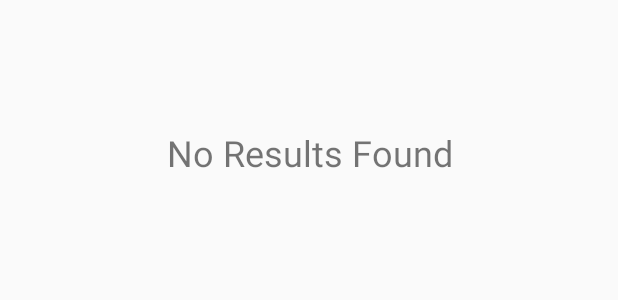
After one commit to Shivamdhuria/BloodBank1, an Android app: the layout empty_list_item.xml on its own in the app's theme, with its tools: preview values and no code run, on a phone screen of 412 x 824 dp. The commit adds this screen. Shown: the top 300 px of the screen. Run offline under Robolectric (Android 15) with nearby library versions, the phone set to English and light mode, and no system bars.

Commit message:
Fixed Empty TextView

```diff
--- a/app/src/main/java/elixer/com/bloodbank/App.java
+++ b/app/src/main/java/elixer/com/bloodbank/App.java
@@ -3,6 +3,7 @@ package elixer.com.bloodbank;
 import android.app.Application;
 import android.content.Context;
 
+import com.google.firebase.database.FirebaseDatabase;
 import com.squareup.leakcanary.LeakCanary;
 import com.squareup.leakcanary.RefWatcher;
 
@@ -19,6 +20,7 @@ public class App extends Application {
     @Override
     public void onCreate() {
         super.onCreate();
+        FirebaseDatabase.getInstance().setPersistenceEnabled(true);
         refWatcher = LeakCanary.install(this);
     }
 }
--- a/app/src/main/java/elixer/com/bloodbank/adapters/RequestRecyclerAdapter.java
+++ b/app/src/main/java/elixer/com/bloodbank/adapters/RequestRecyclerAdapter.java
@@ -1,5 +1,6 @@
 package elixer.com.bloodbank.adapters;
 
+import android.util.Log;
 import android.view.LayoutInflater;
 import android.view.View;
 import android.view.ViewGroup;
@@ -7,6 +8,8 @@ import android.widget.CompoundButton;
 import android.widget.Switch;
 import android.widget.TextView;
 
+
+import androidx.annotation.NonNull;
 import androidx.recyclerview.widget.RecyclerView;
 
 import java.util.HashMap;
--- /dev/null
+++ b/app/src/main/res/layout/empty_list_item.xml
@@ -0,0 +1,17 @@
+<?xml version="1.0" encoding="utf-8"?>
+<LinearLayout xmlns:android="http://schemas.android.com/apk/res/android"
+    android:layout_width="match_parent"
+    android:layout_height="match_parent">
+
+    <TextView xmlns:android="http://schemas.android.com/apk/res/android"
+        android:layout_width="match_parent"
+        android:layout_height="wrap_content"
+        android:layout_marginTop="80dp"
+        android:drawablePadding="5dp"
+        android:padding="5dp"
+        android:text="No Results Found"
+        android:textAlignment="center"
+        android:textSize="24sp"
+        android:visibility="visible" />
+
+</LinearLayout>
```
Also changed, not shown: app/src/main/java/elixer/com/bloodbank/ui/requests/RequestsFragment.java (+22 -3 lines), app/src/main/res/layout/activity_build_profile.xml (+17 -19 lines), app/src/main/res/layout/requests_fragment.xml (+11 -0 lines).
